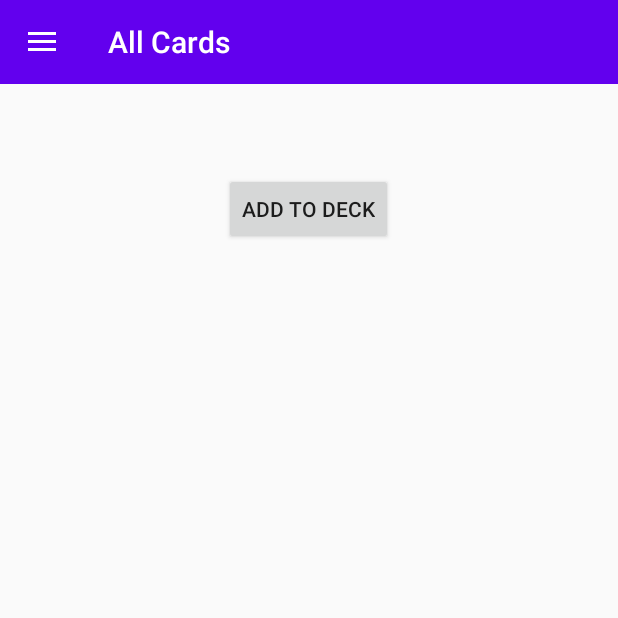
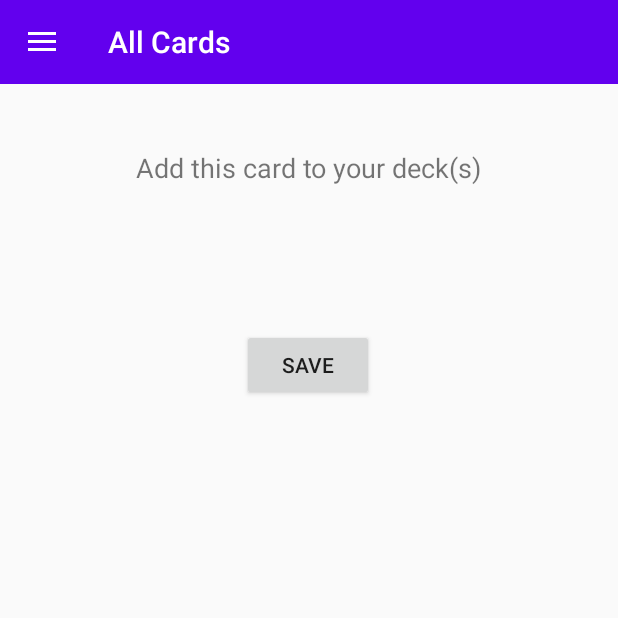
Before and after one commit to JairZijp/HSDeckMaker, an Android app: the fragment CardFragment placed in its activity, on a phone screen of 412 x 824 dp, the top half of it. Run offline under Robolectric (Android 15) with nearby library versions, the phone set to English and light mode, and no system bars; our stand-ins replace Room's generated code; pictures from the network do not load; 1 statement that could not run was skipped.

Commit message:
card layout changes

```diff
--- a/app/src/main/java/com/example/hsdeckmaker/database/CardDao.kt
+++ b/app/src/main/java/com/example/hsdeckmaker/database/CardDao.kt
@@ -23,5 +23,8 @@ interface CardDao {
     suspend fun insertDeck(deck: Deck)
 
     @Query("SELECT * FROM cards where deck_id = :deckId")
-    fun getCardsFromDeck(deckId: String): LiveData<List<CardItem>>
+    fun getCardsFromDeck(deckId: String): List<Deck>
+
+    @Query("SELECT * FROM decks")
+    fun getDecks(): List<Deck>
 }
--- a/app/src/main/java/com/example/hsdeckmaker/database/CardRepository.kt
+++ b/app/src/main/java/com/example/hsdeckmaker/database/CardRepository.kt
@@ -21,8 +21,12 @@ class CardRepository(context: Context) {
         return cardDao.getCards()
     }
 
-    fun getCardsFromDeck(deck_id: String): LiveData<List<CardItem>> {
+    fun getCardsFromDeck(deck_id: String): List<Deck> {
         return cardDao.getCardsFromDeck(deck_id)
+    }
+
+    fun getDecks(): List<Deck> {
+        return cardDao.getDecks()
     }
 
     suspend fun insertCard(card: CardItem) {
--- a/app/src/main/java/com/example/hsdeckmaker/ui/CardSingleViewModel.kt
+++ b/app/src/main/java/com/example/hsdeckmaker/ui/CardSingleViewModel.kt
@@ -4,7 +4,12 @@ import android.app.Application
 import androidx.lifecycle.AndroidViewModel
 import androidx.lifecycle.MutableLiveData
 import com.example.hsdeckmaker.database.CardRepository
+import com.example.hsdeckmaker.model.Card
 import com.example.hsdeckmaker.model.CardItem
+import com.example.hsdeckmaker.model.Deck
+import retrofit2.Call
+import retrofit2.Callback
+import retrofit2.Response
 
 class CardSingleViewModel(application: Application) : AndroidViewModel(application) {
 
@@ -13,4 +18,9 @@ class CardSingleViewModel(application: Application) : AndroidViewModel(applicati
     val cardItem = MutableLiveData<CardItem>()
 
     fun setCard(card:CardItem) = cardItem.setValue(card)
+
+    fun getCardsFromDeck(deck_id:String): List<Deck> {
+        return cardRepository.getCardsFromDeck(deck_id);
+    }
+
 }
--- a/app/src/main/java/com/example/hsdeckmaker/ui/DeckViewModel.kt
+++ b/app/src/main/java/com/example/hsdeckmaker/ui/DeckViewModel.kt
@@ -22,4 +22,8 @@ class DeckViewModel(application: Application) : AndroidViewModel(application) {
         }
     }
 
+    fun getDecks(): List<Deck> {
+        return cardsRepository.getDecks()
+    }
+
 }
--- a/app/src/main/java/com/example/hsdeckmaker/ui/fragments/CardFragment.kt
+++ b/app/src/main/java/com/example/hsdeckmaker/ui/fragments/CardFragment.kt
@@ -1,14 +1,16 @@
 package com.example.hsdeckmaker.ui.fragments
 
-import android.app.Activity
-import android.content.Intent
 import android.os.Bundle
 import android.util.Log
 import android.view.LayoutInflater
 import android.view.View
 import android.view.ViewGroup
+import android.widget.CheckBox
+import android.widget.LinearLayout
 import android.widget.Toast
+import androidx.constraintlayout.widget.ConstraintLayout
 import androidx.fragment.app.Fragment
+import androidx.fragment.app.FragmentTransaction
 import androidx.lifecycle.Observer
 import androidx.lifecycle.ViewModelProvider
 import androidx.lifecycle.ViewModelProviders
@@ -16,7 +18,10 @@ import com.bumptech.glide.Glide
 import com.example.hsdeckmaker.R
 import com.example.hsdeckmaker.database.CardRepository
 import com.example.hsdeckmaker.model.CardItem
-import com.example.hsdeckmaker.ui.*
+import com.example.hsdeckmaker.ui.CardSingleViewModel
+import com.example.hsdeckmaker.ui.DeckViewModel
+import com.example.hsdeckmaker.ui.IOnBackPressed
+import com.example.hsdeckmaker.ui.MainActivityViewModel
 import kotlinx.android.synthetic.main.fragment_single_cart.view.*
 
 
@@ -39,6 +44,25 @@ class CardFragment : Fragment(), IOnBackPressed {
 
     override fun onCreateView(inflater: LayoutInflater, container: ViewGroup?, savedInstanceState: Bundle?): View? {
         viewOfLayout = inflater!!.inflate(R.layout.fragment_single_cart, container, false)
+
+        val linearLayout = viewOfLayout.findViewById(R.id.linearLayout) as LinearLayout
+        val deckModel = ViewModelProvider(this).get(DeckViewModel::class.java)
+
+        //Log.d("Deck log: ", .toString())
+
+        for (i in 0 until deckModel.getDecks().size) {
+            val cb = CheckBox(activity)
+            cb.text = deckModel.getDecks()[i].name
+            cb.setPadding(10, 10, 10, 10);
+            val params = LinearLayout.LayoutParams(
+                ViewGroup.LayoutParams.WRAP_CONTENT,
+                ViewGroup.LayoutParams.WRAP_CONTENT
+            )
+            params.setMargins(5, 5, 5, 5)
+            cb.setLayoutParams(params);
+            linearLayout.addView(cb)
+        }
+
         return viewOfLayout
     }
 
@@ -61,6 +85,17 @@ class CardFragment : Fragment(), IOnBackPressed {
                         val card = CardItem(o.id, o.name, o.text, 1)
                         viewModel.insertCard(card)
                         Toast.makeText(activity, "Card added to deck!", Toast.LENGTH_SHORT).show()
+
+                        // TODO: create global method for this
+                        // findNavController is not working for some reason, seems to be a problem with gradle version:
+                        // https://stackoverflow.com/questions/51890039/android-unresolved-reference-findnavcontroller-error
+                        // Alternative:
+                        val myfragment = AllCardsFragment()
+                        val fragmentTransaction = fragmentManager!!.beginTransaction()
+                        fragmentTransaction.replace(R.id.frameLayout, myfragment)
+                        fragmentTransaction.setTransition(FragmentTransaction.TRANSIT_FRAGMENT_FADE)
+                        fragmentTransaction.addToBackStack(null)
+                        fragmentTransaction.commit()
                     }
                 } else {
                     btn.text = "Remove from deck"
--- a/app/src/main/res/layout/fragment_single_cart.xml
+++ b/app/src/main/res/layout/fragment_single_cart.xml
@@ -2,6 +2,24 @@
 <androidx.constraintlayout.widget.ConstraintLayout xmlns:android="http://schemas.android.com/apk/res/android"
     xmlns:app="http://schemas.android.com/apk/res-auto"
     xmlns:tools="http://schemas.android.com/tools"
+    android:layout_width="match_parent"
+    android:id="@+id/constraintLayout"
+    android:layout_height="match_parent">
+
+    <ScrollView
+        android:layout_width="match_parent"
+        android:layout_height="match_parent"
+        app:layout_constraintBottom_toBottomOf="parent"
+        app:layout_constraintEnd_toEndOf="parent"
+        app:layout_constraintStart_toStartOf="parent"
+        app:layout_constraintTop_toTopOf="parent">
+
+        <LinearLayout
+            android:layout_width="match_parent"
+            android:layout_height="wrap_content"
+            android:orientation="vertical">
+
+            <androidx.constraintlayout.widget.ConstraintLayout
                 android:layout_width="match_parent"
                 android:layout_height="match_parent">
 
@@ -10,7 +28,7 @@
                     android:layout_width="300dp"
                     android:layout_height="wrap_content"
                     android:layout_marginStart="16dp"
-        android:layout_marginTop="16dp"
+                    android:layout_marginEnd="16dp"
                     android:adjustViewBounds="true"
                     android:contentDescription="Cards"
                     android:scaleType="fitXY"
@@ -23,21 +41,55 @@
                     android:id="@+id/description"
                     android:layout_width="wrap_content"
                     android:layout_height="wrap_content"
-        android:layout_marginStart="24dp"
-        android:layout_marginEnd="24dp"
+                    android:layout_marginStart="32dp"
+                    android:layout_marginEnd="32dp"
+                    android:foregroundGravity="center"
+                    android:textSize="14sp"
                     app:layout_constraintEnd_toEndOf="parent"
                     app:layout_constraintStart_toStartOf="parent"
                     app:layout_constraintTop_toBottomOf="@id/ivPoster" />
+
+                <TextView
+                    android:id="@+id/addToDeckText"
+                    android:layout_width="wrap_content"
+                    android:layout_height="wrap_content"
+                    android:layout_marginStart="24dp"
+                    android:layout_marginTop="24dp"
+                    android:layout_marginEnd="24dp"
+                    android:text="@string/add_to_deck"
+                    android:textSize="18sp"
+                    app:layout_constraintEnd_toEndOf="parent"
+                    app:layout_constraintStart_toStartOf="parent"
+                    app:layout_constraintTop_toBottomOf="@id/description" />
+
+                <LinearLayout
+                    android:id="@+id/linearLayout"
+                    android:layout_width="wrap_content"
+                    android:layout_height="63dp"
+                    android:layout_marginTop="16dp"
+                    android:orientation="vertical"
+                    android:textAlignment="center"
+                    app:layout_constraintEnd_toEndOf="parent"
+                    app:layout_constraintStart_toStartOf="parent"
+                    app:layout_constraintTop_toBottomOf="@id/addToDeckText">
+
+                </LinearLayout>
 
                 <Button
                     android:id="@+id/button"
                     android:layout_width="wrap_content"
                     android:layout_height="wrap_content"
-        android:layout_marginTop="24dp"
-        android:text="Add to deck"
+                    android:layout_marginStart="149dp"
+                    android:layout_marginTop="16dp"
+                    android:layout_marginBottom="16dp"
+                    android:layout_marginEnd="151dp"
+                    android:text="@string/save"
                     app:layout_constraintEnd_toEndOf="parent"
-        app:layout_constraintHorizontal_bias="0.498"
                     app:layout_constraintStart_toStartOf="parent"
-        app:layout_constraintTop_toBottomOf="@id/description" />
+                    app:layout_constraintTop_toBottomOf="@+id/linearLayout" />
+            </androidx.constraintlayout.widget.ConstraintLayout>
+
+        </LinearLayout>
+    </ScrollView>
 
 </androidx.constraintlayout.widget.ConstraintLayout>
--- a/app/src/main/res/values/strings.xml
+++ b/app/src/main/res/values/strings.xml
@@ -7,5 +7,6 @@
     <string name="new_deck">Add New Deck</string>
     <string name="deck_name">Deck name</string>
     <string name="add_new_deck">Add a new deck here</string>
-
+    <string name="add_to_deck">Add this card to your deck(s)</string>
+    <string name="save">Save</string>
 </resources>
```
Lines whose indentation alone changed are shown as unchanged.
